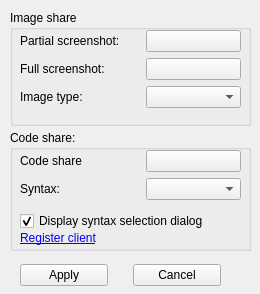
Above: client/config.ui from bakwc/Pastexen before the change. Below: the same form after it.
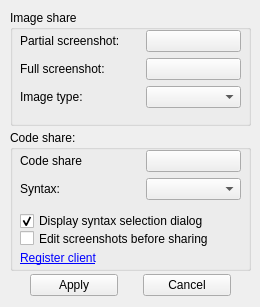
That is the form after the change. Icons and pictures are not drawn.

Diff of the .ui file:
```diff
--- a/client/config.ui
+++ b/client/config.ui
@@ -7,7 +7,7 @@
     <x>0</x>
     <y>0</y>
     <width>260</width>
-    <height>294</height>
+    <height>307</height>
    </rect>
   </property>
   <property name="sizePolicy">
@@ -32,8 +32,8 @@
   <widget class="QWidget" name="horizontalLayoutWidget">
    <property name="geometry">
     <rect>
-     <x>20</x>
-     <y>260</y>
+     <x>30</x>
+     <y>270</y>
      <width>201</width>
      <height>31</height>
     </rect>
@@ -64,7 +64,7 @@
      <x>10</x>
      <y>130</y>
      <width>241</width>
-     <height>121</height>
+     <height>141</height>
     </rect>
    </property>
    <property name="title">
@@ -193,7 +193,7 @@
     <property name="geometry">
      <rect>
       <x>10</x>
-      <y>100</y>
+      <y>120</y>
       <width>221</width>
       <height>16</height>
      </rect>
@@ -208,6 +208,19 @@
      <set>Qt::LinksAccessibleByKeyboard|Qt::LinksAccessibleByMouse</set>
     </property>
    </widget>
+   <widget class="QCheckBox" name="checkBoxEditScreenshots">
+    <property name="geometry">
+     <rect>
+      <x>10</x>
+      <y>100</y>
+      <width>201</width>
+      <height>17</height>
+     </rect>
+    </property>
+    <property name="text">
+     <string>Edit screenshots before sharing</string>
+    </property>
+   </widget>
   </widget>
   <widget class="QGroupBox" name="groupBox_2">
    <property name="geometry">
```
